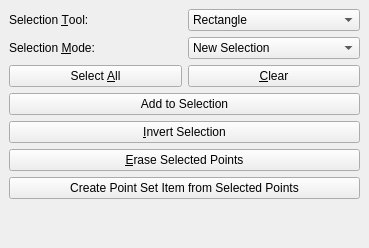
This is Polyhedron/demo/Polyhedron/Plugins/Point_set/Point_set_selection_widget.ui in CGAL/cgal as Qt 5 draws it before an edit. The edited form follows.
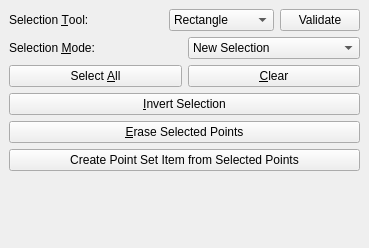
This is the edited form.

Commit message:
Adapt spheres side to the box, not the  the scene's size.
Move the Add to selection button.

What changed in the file:
```diff
--- a/Polyhedron/demo/Polyhedron/Plugins/Point_set/Point_set_selection_widget.ui
+++ b/Polyhedron/demo/Polyhedron/Plugins/Point_set/Point_set_selection_widget.ui
@@ -30,6 +30,8 @@
          </widget>
         </item>
         <item>
+         <layout class="QHBoxLayout" name="horizontalLayout_2">
+          <item>
          <widget class="QComboBox" name="Selection_tool_combo_box">
           <item>
            <property name="text">
@@ -48,6 +50,18 @@
           </item>
          </widget>
         </item>
+          <item>
+           <widget class="QPushButton" name="Add_to_selection_Button">
+            <property name="enabled">
+             <bool>true</bool>
+            </property>
+            <property name="text">
+             <string>Validate</string>
+            </property>
+           </widget>
+          </item>
+         </layout>
+        </item>
        </layout>
       </item>
      </layout>
@@ -114,16 +128,6 @@
       </item>
      </layout>
     </item>
-    <item>
-     <widget class="QPushButton" name="Add_to_selection_Button">
-      <property name="enabled">
-       <bool>true</bool>
-      </property>
-      <property name="text">
-       <string>Add to Selection</string>
-      </property>
-     </widget>
-    </item>
     <item>
      <widget class="QPushButton" name="Invert_selection_button">
       <property name="text">
```
Lines whose indentation alone changed are shown as unchanged. The commit also changes 1 other file.
